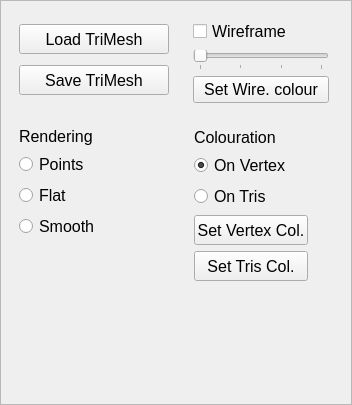
Above: trimesh/gui/trimeshmanager.ui from alessandroTola/CG3LabBase before the change. Below: the same form after it.
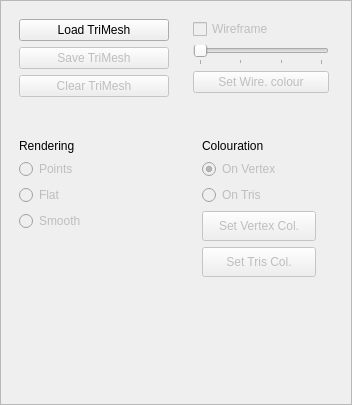
That is the form after the change.

Commit message: migliorata gestione bottoni trimesh manager

```diff
--- a/trimesh/gui/trimeshmanager.ui
+++ b/trimesh/gui/trimeshmanager.ui
@@ -25,7 +25,7 @@
      <x>10</x>
      <y>10</y>
      <width>168</width>
-     <height>101</height>
+     <height>111</height>
     </rect>
    </property>
    <property name="sizePolicy">
@@ -44,15 +44,15 @@
     <item>
      <widget class="QPushButton" name="butLoadTrimesh">
       <property name="sizePolicy">
-       <sizepolicy hsizetype="Fixed" vsizetype="Fixed">
+       <sizepolicy hsizetype="Minimum" vsizetype="Fixed">
         <horstretch>0</horstretch>
         <verstretch>0</verstretch>
        </sizepolicy>
       </property>
       <property name="minimumSize">
        <size>
-        <width>150</width>
-        <height>30</height>
+        <width>0</width>
+        <height>0</height>
        </size>
       </property>
       <property name="maximumSize">
@@ -63,7 +63,7 @@
       </property>
       <property name="font">
        <font>
-        <pointsize>12</pointsize>
+        <pointsize>9</pointsize>
        </font>
       </property>
       <property name="text">
@@ -73,16 +73,19 @@
     </item>
     <item>
      <widget class="QPushButton" name="butSaveTrimesh">
+      <property name="enabled">
+       <bool>false</bool>
+      </property>
       <property name="sizePolicy">
-       <sizepolicy hsizetype="Fixed" vsizetype="Fixed">
+       <sizepolicy hsizetype="Minimum" vsizetype="Fixed">
         <horstretch>0</horstretch>
         <verstretch>0</verstretch>
        </sizepolicy>
       </property>
       <property name="minimumSize">
        <size>
-        <width>150</width>
-        <height>30</height>
+        <width>0</width>
+        <height>0</height>
        </size>
       </property>
       <property name="maximumSize">
@@ -93,7 +96,7 @@
       </property>
       <property name="font">
        <font>
-        <pointsize>12</pointsize>
+        <pointsize>9</pointsize>
        </font>
       </property>
       <property name="text">
@@ -101,6 +104,29 @@
       </property>
      </widget>
     </item>
+    <item>
+     <widget class="QPushButton" name="butClearTrimesh">
+      <property name="enabled">
+       <bool>false</bool>
+      </property>
+      <property name="text">
+       <string>Clear TriMesh</string>
+      </property>
+     </widget>
+    </item>
+    <item>
+     <spacer name="verticalSpacer_3">
+      <property name="orientation">
+       <enum>Qt::Vertical</enum>
+      </property>
+      <property name="sizeHint" stdset="0">
+       <size>
+        <width>20</width>
+        <height>40</height>
+       </size>
+      </property>
+     </spacer>
+    </item>
    </layout>
   </widget>
   <widget class="QFrame" name="frame_2">
@@ -109,7 +135,7 @@
      <x>184</x>
      <y>10</y>
      <width>154</width>
-     <height>102</height>
+     <height>111</height>
     </rect>
    </property>
    <property name="sizePolicy">
@@ -127,9 +153,12 @@
    <layout class="QGridLayout" name="gridLayout">
     <item row="0" column="0">
      <widget class="QCheckBox" name="cbWireframe">
+      <property name="enabled">
+       <bool>false</bool>
+      </property>
       <property name="font">
        <font>
-        <pointsize>12</pointsize>
+        <pointsize>9</pointsize>
        </font>
       </property>
       <property name="text">
@@ -137,8 +166,28 @@
       </property>
      </widget>
     </item>
+    <item row="2" column="0">
+     <widget class="QPushButton" name="butSetWireframeColor">
+      <property name="enabled">
+       <bool>false</bool>
+      </property>
+      <property name="font">
+       <font>
+        <pointsize>9</pointsize>
+        <weight>50</weight>
+        <bold>false</bold>
+       </font>
+      </property>
+      <property name="text">
+       <string>Set Wire. colour</string>
+      </property>
+     </widget>
+    </item>
     <item row="1" column="0">
      <widget class="QSlider" name="hsWireframeWidth">
+      <property name="enabled">
+       <bool>false</bool>
+      </property>
       <property name="sizePolicy">
        <sizepolicy hsizetype="Expanding" vsizetype="Expanding">
         <horstretch>0</horstretch>
@@ -165,19 +214,18 @@
       </property>
      </widget>
     </item>
-    <item row="2" column="0">
-     <widget class="QPushButton" name="butSetWireframeColor">
-      <property name="font">
-       <font>
-        <pointsize>12</pointsize>
-        <weight>50</weight>
-        <bold>false</bold>
-       </font>
+    <item row="3" column="0">
+     <spacer name="verticalSpacer_4">
+      <property name="orientation">
+       <enum>Qt::Vertical</enum>
       </property>
-      <property name="text">
-       <string>Set Wire. colour</string>
+      <property name="sizeHint" stdset="0">
+       <size>
+        <width>20</width>
+        <height>40</height>
+       </size>
       </property>
-     </widget>
+     </spacer>
     </item>
    </layout>
   </widget>
@@ -185,7 +233,7 @@
    <property name="geometry">
     <rect>
      <x>10</x>
-     <y>118</y>
+     <y>130</y>
      <width>171</width>
      <height>176</height>
     </rect>
@@ -207,7 +255,7 @@
      <widget class="QLabel" name="label">
       <property name="font">
        <font>
-        <pointsize>12</pointsize>
+        <pointsize>9</pointsize>
        </font>
       </property>
       <property name="text">
@@ -217,9 +265,12 @@
     </item>
     <item row="1" column="0">
      <widget class="QRadioButton" name="rbPoints">
+      <property name="enabled">
+       <bool>false</bool>
+      </property>
       <property name="font">
        <font>
-        <pointsize>12</pointsize>
+        <pointsize>9</pointsize>
        </font>
       </property>
       <property name="text">
@@ -229,9 +280,12 @@
     </item>
     <item row="2" column="0">
      <widget class="QRadioButton" name="rbFlat">
+      <property name="enabled">
+       <bool>false</bool>
+      </property>
       <property name="font">
        <font>
-        <pointsize>12</pointsize>
+        <pointsize>9</pointsize>
        </font>
       </property>
       <property name="text">
@@ -241,9 +295,12 @@
     </item>
     <item row="3" column="0">
      <widget class="QRadioButton" name="rbSmooth">
+      <property name="enabled">
+       <bool>false</bool>
+      </property>
       <property name="font">
        <font>
-        <pointsize>12</pointsize>
+        <pointsize>9</pointsize>
        </font>
       </property>
       <property name="text">
@@ -273,9 +330,9 @@
    <property name="geometry">
     <rect>
      <x>184</x>
-     <y>118</y>
+     <y>130</y>
      <width>151</width>
-     <height>176</height>
+     <height>171</height>
     </rect>
    </property>
    <property name="sizePolicy">
@@ -290,18 +347,45 @@
    <property name="frameShadow">
     <enum>QFrame::Plain</enum>
    </property>
+   <layout class="QGridLayout" name="gridLayout_2">
+    <item row="4" column="0">
+     <widget class="QPushButton" name="butSetTcolor">
+      <property name="enabled">
+       <bool>false</bool>
+      </property>
+      <property name="sizePolicy">
+       <sizepolicy hsizetype="Fixed" vsizetype="Fixed">
+        <horstretch>0</horstretch>
+        <verstretch>0</verstretch>
+       </sizepolicy>
+      </property>
+      <property name="minimumSize">
+       <size>
+        <width>114</width>
+        <height>30</height>
+       </size>
+      </property>
+      <property name="maximumSize">
+       <size>
+        <width>114</width>
+        <height>30</height>
+       </size>
+      </property>
+      <property name="font">
+       <font>
+        <pointsize>9</pointsize>
+       </font>
+      </property>
+      <property name="text">
+       <string>Set Tris Col.</string>
+      </property>
+     </widget>
+    </item>
+    <item row="0" column="0">
    <widget class="QLabel" name="label_2">
-    <property name="geometry">
-     <rect>
-      <x>10</x>
-      <y>10</y>
-      <width>93</width>
-      <height>19</height>
-     </rect>
-    </property>
     <property name="font">
      <font>
-      <pointsize>12</pointsize>
+        <pointsize>9</pointsize>
      </font>
     </property>
     <property name="text">
@@ -314,18 +398,30 @@
      <number>-1</number>
     </property>
    </widget>
+    </item>
+    <item row="2" column="0">
+     <widget class="QRadioButton" name="rbTriangleColor">
+      <property name="enabled">
+       <bool>false</bool>
+      </property>
+      <property name="font">
+       <font>
+        <pointsize>9</pointsize>
+       </font>
+      </property>
+      <property name="text">
+       <string>On Tris</string>
+      </property>
+     </widget>
+    </item>
+    <item row="1" column="0">
    <widget class="QRadioButton" name="rbVertexColor">
-    <property name="geometry">
-     <rect>
-      <x>10</x>
-      <y>35</y>
-      <width>106</width>
-      <height>25</height>
-     </rect>
+      <property name="enabled">
+       <bool>false</bool>
     </property>
     <property name="font">
      <font>
-      <pointsize>12</pointsize>
+        <pointsize>9</pointsize>
      </font>
     </property>
     <property name="text">
@@ -335,32 +431,11 @@
      <bool>true</bool>
     </property>
    </widget>
-   <widget class="QRadioButton" name="rbTriangleColor">
-    <property name="geometry">
-     <rect>
-      <x>10</x>
-      <y>66</y>
-      <width>82</width>
-      <height>25</height>
-     </rect>
-    </property>
-    <property name="font">
-     <font>
-      <pointsize>12</pointsize>
-     </font>
-    </property>
-    <property name="text">
-     <string>On Tris</string>
-    </property>
-   </widget>
+    </item>
+    <item row="3" column="0">
    <widget class="QPushButton" name="butSetVColor">
-    <property name="geometry">
-     <rect>
-      <x>10</x>
-      <y>97</y>
-      <width>114</width>
-      <height>30</height>
-     </rect>
+      <property name="enabled">
+       <bool>false</bool>
     </property>
     <property name="sizePolicy">
      <sizepolicy hsizetype="Fixed" vsizetype="Fixed">
@@ -382,49 +457,28 @@
     </property>
     <property name="font">
      <font>
-      <pointsize>12</pointsize>
+        <pointsize>9</pointsize>
      </font>
     </property>
     <property name="text">
      <string>Set Vertex Col.</string>
     </property>
    </widget>
-   <widget class="QPushButton" name="butSetTcolor">
-    <property name="geometry">
-     <rect>
-      <x>10</x>
-      <y>133</y>
-      <width>114</width>
-      <height>30</height>
-     </rect>
-    </property>
-    <property name="sizePolicy">
-     <sizepolicy hsizetype="Fixed" vsizetype="Fixed">
-      <horstretch>0</horstretch>
-      <verstretch>0</verstretch>
-     </sizepolicy>
-    </property>
-    <property name="minimumSize">
+    </item>
+    <item row="5" column="0">
+     <spacer name="verticalSpacer">
+      <property name="orientation">
+       <enum>Qt::Vertical</enum>
+      </property>
+      <property name="sizeHint" stdset="0">
      <size>
-      <width>114</width>
-      <height>30</height>
-     </size>
-    </property>
-    <property name="maximumSize">
-     <size>
-      <width>114</width>
-      <height>30</height>
-     </size>
-    </property>
-    <property name="font">
-     <font>
-      <pointsize>12</pointsize>
-     </font>
-    </property>
-    <property name="text">
-     <string>Set Tris Col.</string>
-    </property>
-   </widget>
+        <width>20</width>
+        <height>40</height>
+       </size>
+      </property>
+     </spacer>
+    </item>
+   </layout>
   </widget>
  </widget>
  <resources/>
```
Lines whose indentation alone changed are shown as unchanged. The commit also changes 2 other files.
